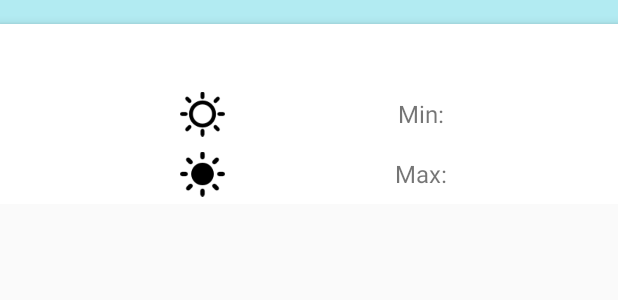
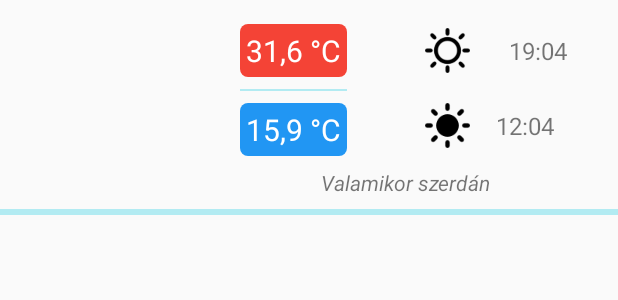
Before and after one commit to matevojts/MiniWeather, an Android app: the layout list_item.xml on its own in the app's theme, with its tools: preview values and no code run, on a phone screen of 412 x 824 dp. Shown: the top 300 px of the screen. Run offline under Robolectric (Android 15) with nearby library versions, the phone set to English and light mode, and no system bars.

Commit message:
Refactor list item layout

```diff
--- a/app/src/main/java/com/example/android/miniweather/ui/adapter/ForeCastDayAdapter.kt
+++ b/app/src/main/java/com/example/android/miniweather/ui/adapter/ForeCastDayAdapter.kt
@@ -33,25 +33,25 @@ class ForeCastDayAdapter(val forecasts: List<Forecastday>, val temperatureUnitMo
                     .placeholder(R.drawable.ic_image_grey600_48dp)
                     .fit()
                     .centerCrop()
-                    .into(itemView.weather_condition_image_view)
-            itemView.sunrise_text_view.text = forecastday.astro.sunrise
-            itemView.sunset_text_view.text = forecastday.astro.sunset
+                    .into(itemView.conditionImageView)
+            itemView.sunRiseTextView.text = forecastday.astro.sunrise
+            itemView.sunSetTextView.text = forecastday.astro.sunset
 
             if (temperatureUnitModel.isCelsius) {
-                itemView.maxtemp_text_view.text =
+                itemView.maxTempTextView.text =
                         context.getString(R.string.temperature_in_celsius, forecastday.day.maxtempC)
-                itemView.mintemp_text_view.text =
+                itemView.minTempTextView.text =
                         context.getString(R.string.temperature_in_celsius, forecastday.day.mintempC)
             } else {
-                itemView.maxtemp_text_view.text =
+                itemView.maxTempTextView.text =
                         context.getString(R.string.temperature_in_fahrenheit, forecastday.day.maxtempF)
-                itemView.mintemp_text_view.text =
+                itemView.minTempTextView.text =
                         context.getString(R.string.temperature_in_fahrenheit, forecastday.day.mintempF)
             }
             //TODO: move dateformating to dto-domain.
             val date = SimpleDateFormat("yyyy-MM-dd", Locale.getDefault()).parse(forecastday.date)
             val dateWithDay = SimpleDateFormat("EEEE, yyyy-MM-dd", Locale.getDefault())
-            itemView.date_text_view.text = dateWithDay.format(date)
+            itemView.dateTextView.text = dateWithDay.format(date)
         }
     }
 }
--- /dev/null
+++ b/app/src/main/res/drawable/background_max_temp.xml
@@ -0,0 +1,6 @@
+<shape
+    xmlns:android="http://schemas.android.com/apk/res/android"
+    android:shape="rectangle">
+    <solid android:color="@color/maxBackground"/>
+    <corners android:radius="5dp" />
+</shape>
--- /dev/null
+++ b/app/src/main/res/drawable/background_min_temp.xml
@@ -0,0 +1,6 @@
+<shape
+    xmlns:android="http://schemas.android.com/apk/res/android"
+    android:shape="rectangle">
+    <solid android:color="@color/minBackground"/>
+    <corners android:radius="5dp" />
+</shape>
--- a/app/src/main/res/layout/list_item.xml
+++ b/app/src/main/res/layout/list_item.xml
@@ -1,117 +1,132 @@
-<?xml version="1.0" encoding="utf-8"?>
-<LinearLayout xmlns:android="http://schemas.android.com/apk/res/android"
-    android:id="@+id/list_item_view"
-    android:orientation="horizontal"
+<android.support.constraint.ConstraintLayout xmlns:android="http://schemas.android.com/apk/res/android"
+    xmlns:app="http://schemas.android.com/apk/res-auto"
+    xmlns:tools="http://schemas.android.com/tools"
     android:layout_width="match_parent"
     android:layout_height="wrap_content"
-    android:background="@color/list_item_separator"
-    android:paddingLeft="@dimen/recyclerview_side_padding"
-    android:paddingRight="@dimen/recyclerview_side_padding">
-
-    <LinearLayout
-        android:layout_width="match_parent"
-        android:layout_height="@dimen/list_item_height"
-        android:layout_marginTop="@dimen/list_item_distance"
-        android:background="@color/white"
-        android:orientation="horizontal"
-        android:elevation="@dimen/list_item_elevation">
+    >
 
     <ImageView
-            android:id="@+id/weather_condition_image_view"
+        android:id="@+id/conditionImageView"
         android:layout_width="@dimen/list_item_height"
-            android:layout_height="match_parent"
-            android:padding="@dimen/weather_condition_image_padding"/>
-
-        <LinearLayout
-            android:layout_width="match_parent"
-            android:layout_height="match_parent"
-            android:orientation="vertical">
+        android:layout_height="@dimen/list_item_height"
+        android:layout_marginBottom="4dp"
+        android:layout_marginStart="8dp"
+        android:layout_marginTop="4dp"
+        app:layout_constraintBottom_toBottomOf="parent"
+        app:layout_constraintStart_toStartOf="parent"
+        app:layout_constraintTop_toTopOf="parent"
+        />
 
     <TextView
-                android:id="@+id/date_text_view"
-                android:layout_width="match_parent"
-                android:layout_height="@dimen/basic_zero_dp"
-                android:layout_weight="1"
-                android:padding="@dimen/default_padding"
-                android:layout_marginLeft="@dimen/sun_image_view_width"
-                style="@style/ValueTextView"/>
+        android:id="@+id/maxTempTextView"
+        style="@style/TemperatureText.Max"
+        android:layout_width="wrap_content"
+        android:layout_height="wrap_content"
+        android:layout_marginStart="32dp"
+        android:layout_marginTop="16dp"
+        app:layout_constraintStart_toEndOf="@+id/conditionImageView"
+        app:layout_constraintTop_toTopOf="parent"
+        tools:text="31,6 °C"
+        />
 
-            <LinearLayout
-                android:layout_width="match_parent"
-                android:layout_height="@dimen/basic_zero_dp"
-                android:layout_weight="1"
-                android:orientation="horizontal">
+    <View
+        android:id="@+id/view"
+        android:layout_width="0dp"
+        android:layout_height="1dp"
+        android:layout_marginTop="8dp"
+        android:background="@color/divider"
+        app:layout_constraintEnd_toEndOf="@+id/maxTempTextView"
+        app:layout_constraintStart_toStartOf="@+id/maxTempTextView"
+        app:layout_constraintTop_toBottomOf="@+id/maxTempTextView"
+        />
+
+    <TextView
+        android:id="@+id/minTempTextView"
+        style="@style/TemperatureText.Min"
+        android:layout_width="wrap_content"
+        android:layout_height="wrap_content"
+        android:layout_marginTop="8dp"
+        app:layout_constraintEnd_toEndOf="@+id/maxTempTextView"
+        app:layout_constraintStart_toStartOf="@+id/maxTempTextView"
+        app:layout_constraintTop_toBottomOf="@+id/view"
+        tools:text="15,9 °C"
+        />
 
     <ImageView
+        android:id="@+id/sunrise"
         android:layout_width="@dimen/sun_image_view_width"
-                    android:layout_height="match_parent"
-                    android:src="@drawable/sunrise"/>
+        android:layout_height="@dimen/sun_image_view_width"
+        android:layout_marginStart="52dp"
+        android:src="@drawable/sunrise"
+        app:layout_constraintBottom_toBottomOf="@+id/maxTempTextView"
+        app:layout_constraintStart_toEndOf="@+id/maxTempTextView"
+        app:layout_constraintTop_toTopOf="@+id/maxTempTextView"
+        />
+
+    <ImageView
+        android:id="@+id/sunset"
+        android:layout_width="@dimen/sun_image_view_width"
+        android:layout_height="@dimen/sun_image_view_width"
+        android:src="@drawable/sunset"
+        app:layout_constraintBottom_toBottomOf="@+id/minTempTextView"
+        app:layout_constraintStart_toStartOf="@+id/sunrise"
+        app:layout_constraintTop_toTopOf="@+id/minTempTextView"
+        app:layout_constraintVertical_bias="0.0"
+        />
 
     <TextView
-                    android:id="@+id/sunrise_text_view"
-                    android:layout_width="@dimen/basic_zero_dp"
-                    android:layout_height="match_parent"
-                    android:layout_weight="1"
-                    android:padding="@dimen/default_padding"
-                    style="@style/ValueTextView"/>
+        android:id="@+id/sunRiseTextView"
+        android:layout_width="wrap_content"
+        android:layout_height="wrap_content"
+        android:layout_marginEnd="16dp"
+        android:layout_marginStart="8dp"
+        android:textSize="16sp"
+        app:layout_constraintBottom_toBottomOf="@+id/sunrise"
+        app:layout_constraintEnd_toEndOf="parent"
+        app:layout_constraintStart_toEndOf="@+id/sunrise"
+        app:layout_constraintTop_toTopOf="@+id/sunrise"
+        tools:text="19:04"
+        />
 
     <TextView
+        android:id="@+id/sunSetTextView"
         android:layout_width="wrap_content"
-                    android:layout_height="match_parent"
-                    android:text="@string/min_label"
-                    style="@style/ValueTextView"
-                    android:padding="@dimen/default_padding"/>
+        android:layout_height="wrap_content"
+        android:layout_marginStart="8dp"
+        android:textSize="16sp"
+        app:layout_constraintBottom_toBottomOf="@+id/sunset"
+        app:layout_constraintEnd_toEndOf="@+id/sunRiseTextView"
+        app:layout_constraintStart_toEndOf="@+id/sunset"
+        app:layout_constraintTop_toTopOf="@+id/sunset"
+        tools:text="12:04"
+        />
 
     <TextView
-                    android:id="@+id/mintemp_text_view"
-                    android:layout_width="@dimen/basic_zero_dp"
-                    android:layout_height="match_parent"
-                    android:layout_weight="1"
-                    android:padding="@dimen/default_padding"
-                    android:textSize="@dimen/value_font_size"
-                    android:gravity="center_vertical"/>
+        android:id="@+id/dateTextView"
+        android:layout_width="0dp"
+        android:layout_height="wrap_content"
+        android:layout_marginBottom="8dp"
+        android:layout_marginEnd="16dp"
+        android:layout_marginStart="16dp"
+        android:layout_marginTop="8dp"
+        android:gravity="center_horizontal"
+        android:textStyle="italic"
+        app:layout_constraintBottom_toTopOf="@+id/view2"
+        app:layout_constraintEnd_toEndOf="parent"
+        app:layout_constraintStart_toEndOf="@+id/conditionImageView"
+        app:layout_constraintTop_toBottomOf="@+id/minTempTextView"
+        tools:text="Valamikor szerdán"
+        />
 
-            </LinearLayout>
+    <View
+        android:id="@+id/view2"
+        android:layout_width="0dp"
+        android:layout_height="4dp"
+        android:background="@color/divider"
+        app:layout_constraintBottom_toBottomOf="parent"
+        app:layout_constraintEnd_toEndOf="parent"
+        app:layout_constraintStart_toStartOf="parent"
+        app:layout_constraintTop_toBottomOf="@id/conditionImageView"
+        />
 
-            <LinearLayout
-                android:layout_width="match_parent"
-                android:layout_height="@dimen/basic_zero_dp"
-                android:layout_weight="1"
-                android:orientation="horizontal">
-
-                <ImageView
-                    android:layout_width="@dimen/sun_image_view_width"
-                    android:layout_height="match_parent"
-                    android:src="@drawable/sunset"/>
-
-                <TextView
-                    android:id="@+id/sunset_text_view"
-                    android:layout_width="@dimen/basic_zero_dp"
-                    android:layout_height="match_parent"
-                    android:layout_weight="1"
-                    android:padding="@dimen/default_padding"
-                    style="@style/ValueTextView"/>
-
-                <TextView
-                    android:layout_width="wrap_content"
-                    android:layout_height="match_parent"
-                    android:text="@string/max_label"
-                    android:padding="@dimen/default_padding"
-                    style="@style/ValueTextView"/>
-
-                <TextView
-                    android:id="@+id/maxtemp_text_view"
-                    android:layout_width="@dimen/basic_zero_dp"
-                    android:layout_height="match_parent"
-                    android:layout_weight="1"
-                    android:padding="@dimen/default_padding"
-                    android:textSize="@dimen/value_font_size"
-                    android:gravity="center_vertical"/>
-
-            </LinearLayout>
-
-        </LinearLayout>
-
-    </LinearLayout>
-
-</LinearLayout>
+</android.support.constraint.ConstraintLayout>
--- a/app/src/main/res/values/colors.xml
+++ b/app/src/main/res/values/colors.xml
@@ -4,5 +4,7 @@
     <color name="colorPrimaryDark">#303F9F</color>
     <color name="colorAccent">#FF4081</color>
     <color name="white">#FFFFFF</color>
-    <color name="list_item_separator">#B2EBF2</color>
+    <color name="divider">#B2EBF2</color>
+    <color name="minBackground">#2196f3</color>
+    <color name="maxBackground">#f44336</color>
 </resources>
--- a/app/src/main/res/values/styles.xml
+++ b/app/src/main/res/values/styles.xml
@@ -14,4 +14,20 @@
         <item name="android:gravity">center</item>
     </style>
 
+    <style name="TemperatureText">
+        <item name="android:gravity">center</item>
+        <item name="android:padding">4dp</item>
+        <item name="android:textColor">@color/white</item>
+        <item name="android:textSize">20sp</item>
+    </style>
+
+    <style name="TemperatureText.Max">
+        <item name="android:background">@drawable/background_max_temp</item>
+    </style>
+
+    <style name="TemperatureText.Min">
+        <item name="android:background">@drawable/background_min_temp</item>
+    </style>
+
+
 </resources>
```
Lines whose indentation alone changed are shown as unchanged.
